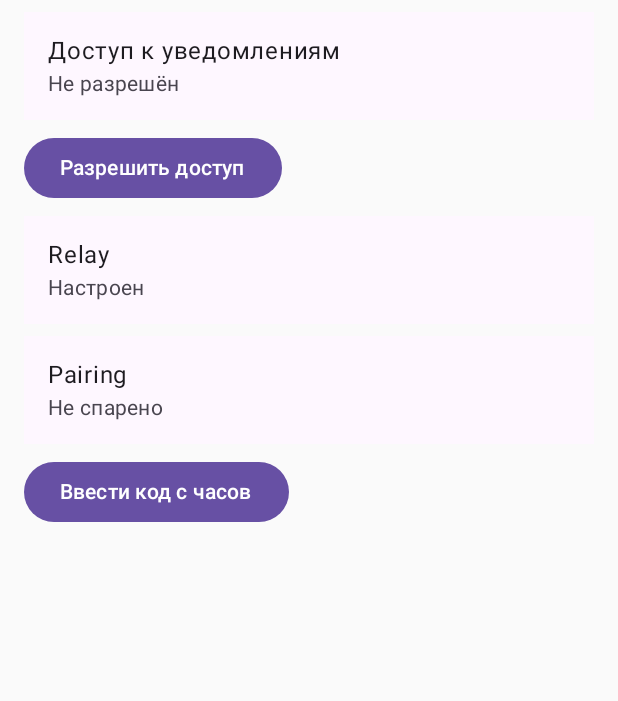
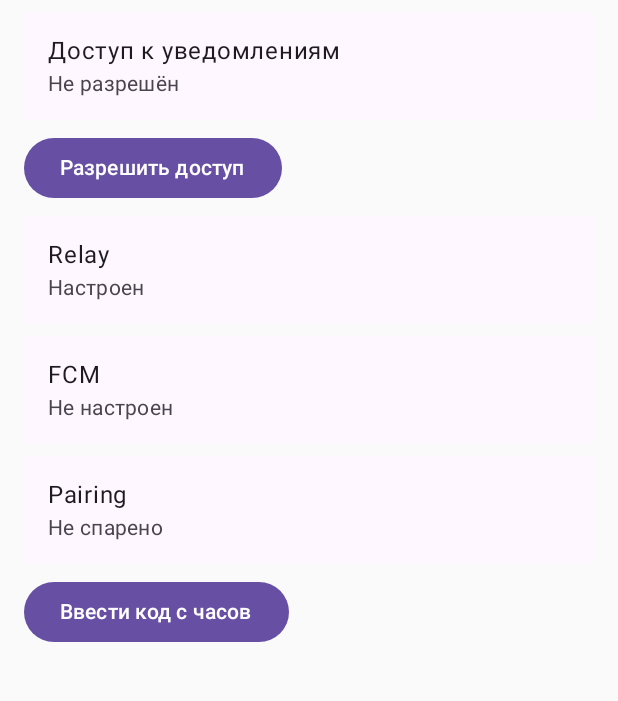
Before and after one commit to ForeverInLaw/watchable, an Android app built with Jetpack Compose: the screen it shows after launch (MainActivity), on a phone screen of 412 x 824 dp, the part 78-779 px from its top. Run offline under Robolectric (Android 15) with nearby library versions, the phone set to English and light mode, and no system bars.

Commit message:
feat(android): start Firebase from local.properties and execute reply.execute from FCM

```diff
--- /dev/null
+++ b/android/app/src/main/kotlin/io/github/foreverinlaw/personalwatch/companion/ActiveNotifications.kt
@@ -0,0 +1,24 @@
+package io.github.foreverinlaw.personalwatch.companion
+
+import android.service.notification.NotificationListenerService
+import android.service.notification.StatusBarNotification
+
+/**
+ * The shade as the connected notification listener sees it, for replies that arrive over FCM
+ * (TZ §7.4). Empty while the listener is not connected.
+ */
+class ActiveNotifications {
+    @Volatile
+    private var listener: NotificationListenerService? = null
+
+    fun connected(listener: NotificationListenerService) {
+        this.listener = listener
+    }
+
+    fun disconnected(listener: NotificationListenerService) {
+        if (this.listener === listener) this.listener = null
+    }
+
+    /** The notification with [key] if it is still in the shade. */
+    fun find(key: String): StatusBarNotification? = listener?.getActiveNotifications(arrayOf(key))?.firstOrNull()
+}
--- a/android/app/src/main/kotlin/io/github/foreverinlaw/personalwatch/companion/CompanionApp.kt
+++ b/android/app/src/main/kotlin/io/github/foreverinlaw/personalwatch/companion/CompanionApp.kt
@@ -10,22 +10,44 @@ import io.github.foreverinlaw.personalwatch.core.network.RelayOutcome
 import kotlinx.coroutines.CoroutineScope
 import kotlinx.coroutines.Dispatchers
 import kotlinx.coroutines.SupervisorJob
+import kotlinx.coroutines.launch
 import okhttp3.HttpUrl.Companion.toHttpUrlOrNull
 import java.time.Instant
 
-/** Holds the app-wide objects the listener service and the screens share. */
+/** Holds the app-wide objects the services and the screens share. */
 class CompanionApp : Application() {
     private val scope = CoroutineScope(SupervisorJob() + Dispatchers.Default)
 
     val relayStatus = RelayStatus()
+
+    /** Null when the build carries no Firebase options; set once in [onCreate]. */
+    var fcm: Fcm? = null
+        private set
+
+    val activeNotifications = ActiveNotifications()
+
+    val replies by lazy { ReplyCommandHandler(this, activeNotifications::find) }
+
+    override fun onCreate() {
+        super.onCreate()
+        val fcm = Fcm.start(this) ?: return
+        this.fcm = fcm
+        // The token may have changed while the app was not running (TZ §7.5).
+        scope.launch { fcm.token()?.let(::updateFcmToken) }
+    }
+
+    /** Sends the relay a new FCM token; unpaired, pairing sends it instead. */
+    fun updateFcmToken(token: String) {
+        val relay = relay ?: return
+        scope.launch { Log.i(TAG, "FCM token update: ${relay.updatePushToken(token)}") }
+    }
 
     /** Null when the build carries no usable relay URL. */
     val relay: PairedRelay? by lazy {
         val url = BuildConfig.RELAY_URL.toHttpUrlOrNull() ?: return@lazy null
         // Under files/, which data_extraction_rules.xml keeps out of backup and device transfer.
         val store = PreferenceDataStoreFactory.create(scope = scope) { filesDir.resolve("datastore/pairing.preferences_pb") }
-        // Firebase arrives with the reply path; until then pairing sends no FCM token.
-        PairedRelay(RelayClient(url), store, fcmToken = { null })
+        PairedRelay(RelayClient(url), store, fcmToken = { fcm?.token() })
     }
 
     val uploader: EventUploader? by lazy {
--- a/android/app/src/main/kotlin/io/github/foreverinlaw/personalwatch/companion/CompanionListenerService.kt
+++ b/android/app/src/main/kotlin/io/github/foreverinlaw/personalwatch/companion/CompanionListenerService.kt
@@ -14,6 +14,7 @@ class CompanionListenerService : NotificationListenerService() {
 
     /** The system can unbind the listener, for example after the app is updated (TZ §7.3). */
     override fun onListenerDisconnected() {
+        (application as CompanionApp).activeNotifications.disconnected(this)
         requestRebind(ComponentName(this, CompanionListenerService::class.java))
     }
 
@@ -32,6 +33,7 @@ class CompanionListenerService : NotificationListenerService() {
     }
 
     override fun onListenerConnected() {
+        (application as CompanionApp).activeNotifications.connected(this)
         pipeline.syncWithShade(activeNotifications.orEmpty().map { it.toPostedNotification(appLabel(it.packageName)) })
     }
 
--- /dev/null
+++ b/android/app/src/main/kotlin/io/github/foreverinlaw/personalwatch/companion/Fcm.kt
@@ -0,0 +1,52 @@
+package io.github.foreverinlaw.personalwatch.companion
+
+import android.content.Context
+import android.util.Log
+import com.google.firebase.FirebaseApp
+import com.google.firebase.FirebaseOptions
+import com.google.firebase.messaging.FirebaseMessaging
+import kotlinx.coroutines.CancellationException
+import kotlinx.coroutines.tasks.await
+import kotlinx.coroutines.withTimeoutOrNull
+import kotlin.time.Duration.Companion.seconds
+
+/**
+ * FCM through a Firebase app started by hand from the build's `firebase.*` values, without the
+ * google-services plugin or a google-services.json in the repository (TZ §7.5).
+ */
+class Fcm private constructor() {
+    /** This Companion's FCM token; null when Firebase cannot hand one out now, for example offline. */
+    suspend fun token(): String? = try {
+        withTimeoutOrNull(TOKEN_TIMEOUT) { FirebaseMessaging.getInstance().token.await() }
+    } catch (error: CancellationException) {
+        throw error
+    } catch (error: Exception) {
+        // Firebase fails the token task with whatever went wrong; the next start or onNewToken retries.
+        Log.w(TAG, "no FCM token", error)
+        null
+    }
+
+    companion object {
+        private const val TAG = "Fcm"
+        private val TOKEN_TIMEOUT = 10.seconds
+
+        /** Starts Firebase; null when the build lacks any `firebase.*` value, so FCM is not configured. */
+        fun start(context: Context): Fcm? {
+            val values = listOf(
+                BuildConfig.FIREBASE_PROJECT_ID,
+                BuildConfig.FIREBASE_APP_ID,
+                BuildConfig.FIREBASE_API_KEY,
+                BuildConfig.FIREBASE_SENDER_ID,
+            )
+            if (values.any { it.isBlank() }) return null
+            val options = FirebaseOptions.Builder()
+                .setProjectId(BuildConfig.FIREBASE_PROJECT_ID)
+                .setApplicationId(BuildConfig.FIREBASE_APP_ID)
+                .setApiKey(BuildConfig.FIREBASE_API_KEY)
+                .setGcmSenderId(BuildConfig.FIREBASE_SENDER_ID)
+                .build()
+            FirebaseApp.initializeApp(context, options)
+            return Fcm()
+        }
+    }
+}
--- a/android/app/src/main/kotlin/io/github/foreverinlaw/personalwatch/companion/MainActivity.kt
+++ b/android/app/src/main/kotlin/io/github/foreverinlaw/personalwatch/companion/MainActivity.kt
@@ -22,7 +22,7 @@ class MainActivity : ComponentActivity() {
                 if (isPairing && relay != null) {
                     PairingScreen(relay, onDone = { isPairing = false })
                 } else {
-                    StatusScreen(relay = relay, relayStatus = app.relayStatus, onPair = { isPairing = true })
+                    StatusScreen(relay = relay, fcmConfigured = app.fcm != null, relayStatus = app.relayStatus, onPair = { isPairing = true })
                 }
             }
         }
--- a/android/app/src/main/kotlin/io/github/foreverinlaw/personalwatch/companion/StatusScreen.kt
+++ b/android/app/src/main/kotlin/io/github/foreverinlaw/personalwatch/companion/StatusScreen.kt
@@ -30,11 +30,11 @@ import java.time.format.DateTimeFormatter
 import java.time.format.FormatStyle
 
 /**
- * Notification access, relay configuration, pairing and how the relay took the last event.
+ * Notification access, relay and FCM configuration, pairing and how the relay took the last event.
  * [relay] is null when the build carries no relay URL; [onPair] opens code entry.
  */
 @Composable
-fun StatusScreen(relay: PairedRelay?, relayStatus: RelayStatus, onPair: () -> Unit) {
+fun StatusScreen(relay: PairedRelay?, fcmConfigured: Boolean, relayStatus: RelayStatus, onPair: () -> Unit) {
     val context = LocalContext.current
     // Re-read on every lifecycle change, so returning from the system settings shows the new state.
     val lifecycleState by LocalLifecycleOwner.current.lifecycle.currentStateAsState()
@@ -62,7 +62,13 @@ fun StatusScreen(relay: PairedRelay?, relayStatus: RelayStatus, onPair: () -> Un
         ListItem(
             headlineContent = { Text(stringResource(R.string.relay)) },
             supportingContent = {
-                Text(stringResource(if (relay != null) R.string.relay_configured else R.string.relay_not_configured))
+                Text(stringResource(if (relay != null) R.string.configured else R.string.not_configured))
+            },
+        )
+        ListItem(
+            headlineContent = { Text(stringResource(R.string.fcm)) },
+            supportingContent = {
+                Text(stringResource(if (fcmConfigured) R.string.configured else R.string.not_configured))
             },
         )
         if (relay != null) {
--- a/android/app/src/main/res/values/strings.xml
+++ b/android/app/src/main/res/values/strings.xml
@@ -6,8 +6,9 @@
     <string name="notification_access_missing">Не разрешён</string>
     <string name="grant_notification_access">Разрешить доступ</string>
     <string name="relay">Relay</string>
-    <string name="relay_configured">Настроен</string>
-    <string name="relay_not_configured">Не настроен</string>
+    <string name="configured">Настроен</string>
+    <string name="not_configured">Не настроен</string>
+    <string name="fcm">FCM</string>
     <string name="pairing">Pairing</string>
     <string name="pairing_paired">Спарено</string>
     <string name="pairing_unpaired">Не спарено</string>
--- a/android/gradle/libs.versions.toml
+++ b/android/gradle/libs.versions.toml
@@ -12,6 +12,7 @@ datastore = "1.3.0"
 junit = "4.13.2"
 robolectric = "4.18.1"
 json-schema-validator = "3.0.9"
+firebase-bom = "35.2.0"
 
 [libraries]
 androidx-core-ktx = { module = "androidx.core:core-ktx", version.ref = "core-ktx" }
@@ -23,6 +24,7 @@ compose-ui-tooling-preview = { module = "androidx.compose.ui:ui-tooling-preview"
 compose-ui-tooling = { module = "androidx.compose.ui:ui-tooling" }
 kotlinx-coroutines-core = { module = "org.jetbrains.kotlinx:kotlinx-coroutines-core", version.ref = "coroutines" }
 kotlinx-coroutines-test = { module = "org.jetbrains.kotlinx:kotlinx-coroutines-test", version.ref = "coroutines" }
+kotlinx-coroutines-play-services = { module = "org.jetbrains.kotlinx:kotlinx-coroutines-play-services", version.ref = "coroutines" }
 kotlinx-serialization-json = { module = "org.jetbrains.kotlinx:kotlinx-serialization-json", version.ref = "serialization" }
 datastore-preferences-core = { module = "androidx.datastore:datastore-preferences-core", version.ref = "datastore" }
 okhttp = { module = "com.squareup.okhttp3:okhttp", version.ref = "okhttp" }
@@ -30,6 +32,8 @@ okhttp-mockwebserver = { module = "com.squareup.okhttp3:mockwebserver3", version
 junit = { module = "junit:junit", version.ref = "junit" }
 robolectric = { module = "org.robolectric:robolectric", version.ref = "robolectric" }
 json-schema-validator = { module = "com.networknt:json-schema-validator", version.ref = "json-schema-validator" }
+firebase-bom = { module = "com.google.firebase:firebase-bom", version.ref = "firebase-bom" }
+firebase-messaging = { module = "com.google.firebase:firebase-messaging" }
 
 [plugins]
 android-application = { id = "com.android.application", version.ref = "agp" }
```
Also changed, not shown: android/app/build.gradle.kts (+17 -2 lines), android/app/src/main/AndroidManifest.xml (+8 -0 lines), android/app/src/main/kotlin/io/github/foreverinlaw/personalwatch/companion/CompanionMessagingService.kt (added, +27 -0 lines), 1 other file.
